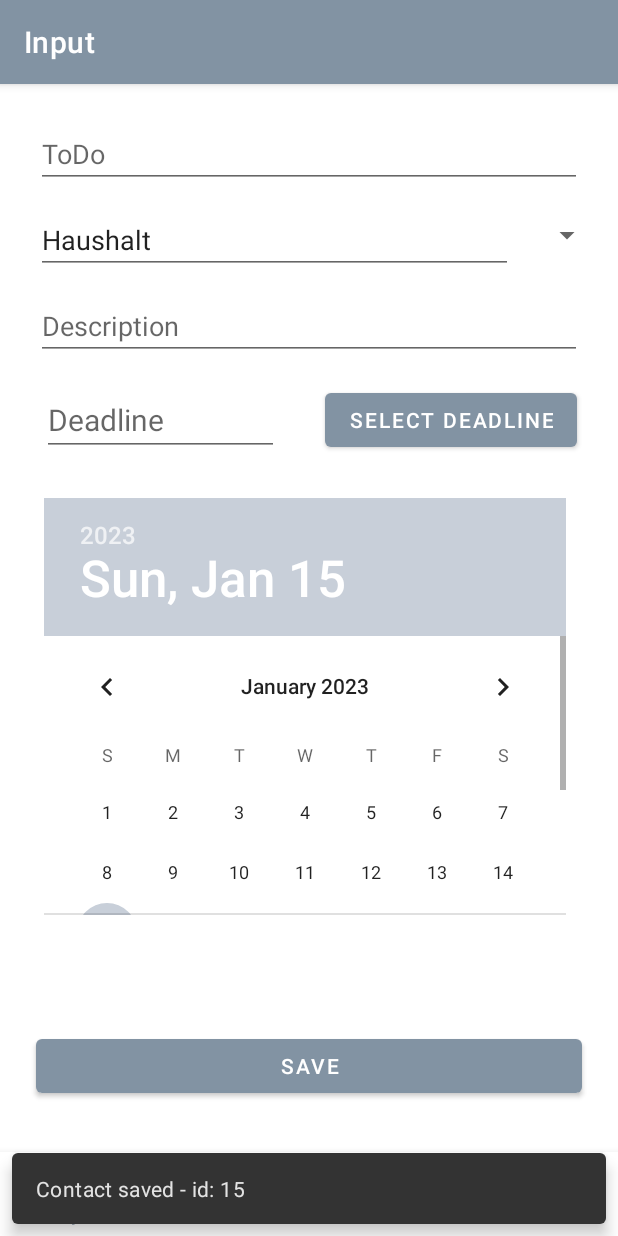
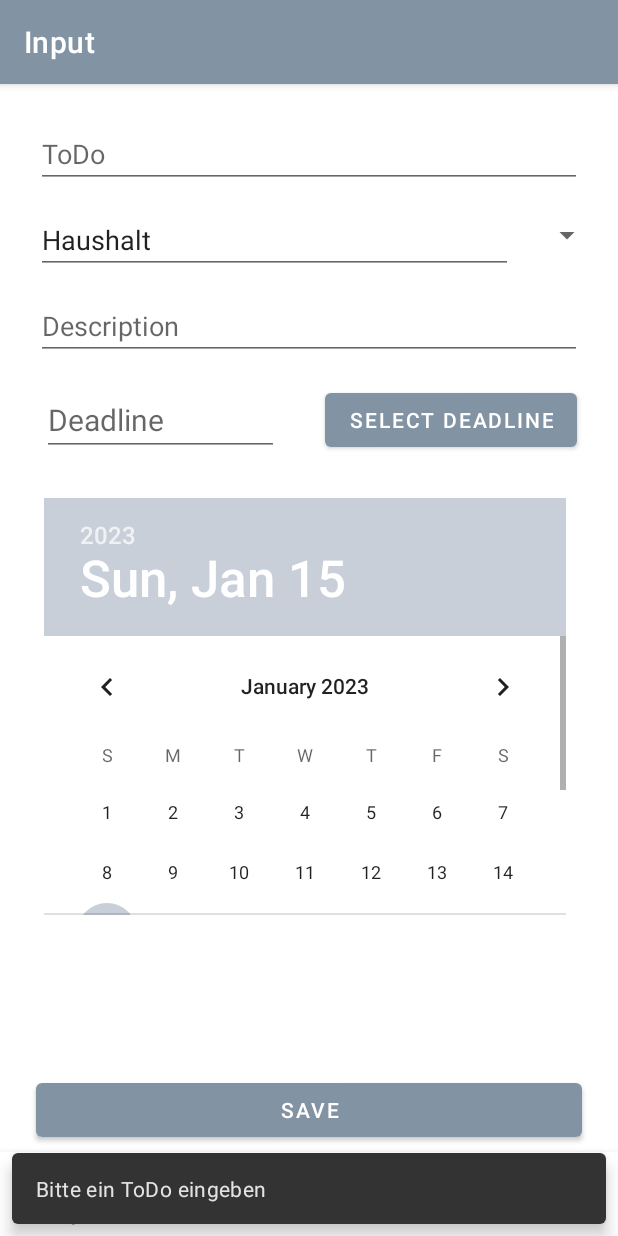
Before and after one commit to Yatamashi/Scribble_Bullet_PME, an Android app: the InputFragment screen opened through its navigation route, after a tap on "SAVE", on a phone screen of 412 x 824 dp. Run offline under Robolectric (Android 15) with nearby library versions, the phone set to English and light mode, and no system bars; our stand-ins replace Room's generated code, navigation-ui; libraries missing offline, so code that uses them is left out: com.github.javafaker; 1 other tap on this screen came first.

Commit message:
keyboard hides when button is clicked. no datasets can be created with no text -> throws warning as should

```diff
--- a/app/src/main/java/de/fhe/pmeplayground/view/settings/detailview/DetailViewFragment.java
+++ b/app/src/main/java/de/fhe/pmeplayground/view/detailview/DetailViewFragment.java
@@ -1,18 +1,15 @@
-package de.fhe.pmeplayground.view.settings.detailview;
+package de.fhe.pmeplayground.view.detailview;
 
 import android.os.Bundle;
 import android.util.Log;
 import android.view.LayoutInflater;
 import android.view.View;
 import android.view.ViewGroup;
-import android.widget.CheckBox;
 import android.widget.TextView;
 
 import androidx.annotation.NonNull;
 import androidx.annotation.Nullable;
-import androidx.fragment.app.Fragment;
 import androidx.lifecycle.LiveData;
-import androidx.lifecycle.ViewModelProvider;
 
 import de.fhe.pmeplayground.R;
 import de.fhe.pmeplayground.model.ToDo;
--- a/app/src/main/java/de/fhe/pmeplayground/view/settings/detailview/DetailViewViewModel.java
+++ b/app/src/main/java/de/fhe/pmeplayground/view/detailview/DetailViewViewModel.java
@@ -1,4 +1,4 @@
-package de.fhe.pmeplayground.view.settings.detailview;
+package de.fhe.pmeplayground.view.detailview;
 
 import android.app.Application;
 
--- a/app/src/main/java/de/fhe/pmeplayground/view/input/InputFragment.java
+++ b/app/src/main/java/de/fhe/pmeplayground/view/input/InputFragment.java
@@ -16,6 +16,9 @@ import android.widget.Spinner;
 
 import java.util.List;
 import androidx.annotation.NonNull;
+import androidx.navigation.NavController;
+import androidx.navigation.fragment.NavHostFragment;
+
 import com.google.android.material.snackbar.Snackbar;
 import de.fhe.pmeplayground.R;
 import de.fhe.pmeplayground.model.ToDo;
@@ -34,7 +37,7 @@ public class InputFragment extends BaseFragment {
 
     private final View.OnClickListener saveButtonClickListener = v -> {
 
-        if( v.getId() == R.id.btn_save_todo)
+        if( v.getId() == R.id.btn_save_todo && !toDoField.getText().toString().equals(""))
         {
             ToDo newToDo = new ToDo(
                     toDoField.getText().toString(),
@@ -47,8 +50,20 @@ public class InputFragment extends BaseFragment {
 
             hideKeyboard( this.requireContext(), v );
             Snackbar.make(v, returnValue, Snackbar.LENGTH_SHORT).show();
+
+            //for navigating to list after new input
+            Bundle args = new Bundle();
+            NavController nc = NavHostFragment.findNavController(this);
+            nc.navigate(R.id.action_navigation_input_to_navigation_todo_list, args);
+
+        }
+        else
+        {
+            Snackbar.make(v, "Bitte ein ToDo eingeben", Snackbar.LENGTH_LONG).show();
         }
     };
+
+
 
 
     public View onCreateView(@NonNull LayoutInflater inflater,
@@ -67,7 +82,7 @@ public class InputFragment extends BaseFragment {
 
 //Alles zum Spinner
         Log.i( "EventCallbacks", "vor dem getList Aufruf.");
-        List<String> listOfCategories = inputViewModel.getListOfCategories();//; //"C", "C++", "Java"TODO: Fehler beim Datendurchschieben finden
+        List<String> listOfCategories = inputViewModel.getListOfCategories();
         Log.i( "EventCallbacks", "nach dem getList Aufruf.");
         Spinner categorySpinner = root.findViewById(R.id.category_spinner);
 
@@ -97,7 +112,11 @@ public class InputFragment extends BaseFragment {
             @Override
             public void onClick(View v) {
                 Log.i("EventCallbacks", "soll kalender visible machen ");
+
+
                 dpDeadline.setVisibility(View.VISIBLE);
+                hideKeyboard(getView().getContext(), v );
+
                 dpDeadline.init(dpDeadline.getYear(), dpDeadline.getMonth(), dpDeadline.getDayOfMonth(), new DatePicker.OnDateChangedListener() {
                     @Override
                     public void onDateChanged(DatePicker view, int year, int monthOfYear, int dayOfMonth) {
@@ -117,6 +136,7 @@ public class InputFragment extends BaseFragment {
         Button saveBtn = root.findViewById(R.id.btn_save_todo);
         saveBtn.setOnClickListener(this.saveButtonClickListener);
 
+
         return root;
     }
 }
--- a/app/src/main/java/de/fhe/pmeplayground/view/toDolist/ToDoListAdapter.java
+++ b/app/src/main/java/de/fhe/pmeplayground/view/toDolist/ToDoListAdapter.java
@@ -86,7 +86,6 @@ public class ToDoListAdapter extends RecyclerView.Adapter<ToDoListAdapter.ToDoVi
 
         if( this.toDoList != null && !this.toDoList.isEmpty())
         {
-
         ToDo current = this.toDoList.get(position);
         holder.currentToDoId = current.getToDoId();
         holder.toDoTitle.setText(String.format("%s", current.getToDoTitle()));
--- a/app/src/main/java/de/fhe/pmeplayground/view/toDolist/ToDoListFragment.java
+++ b/app/src/main/java/de/fhe/pmeplayground/view/toDolist/ToDoListFragment.java
@@ -1,6 +1,9 @@
 package de.fhe.pmeplayground.view.toDolist;
 
+import android.content.pm.ActivityInfo;
+import android.content.res.Configuration;
 import android.os.Bundle;
+import android.util.Log;
 import android.view.LayoutInflater;
 import android.view.View;
 import android.view.ViewGroup;
--- a/app/src/main/res/layout/fragment_detail_view.xml
+++ b/app/src/main/res/layout/fragment_detail_view.xml
@@ -5,7 +5,7 @@
     android:layout_width="match_parent"
     android:layout_height="match_parent"
     android:visibility="visible"
-    tools:context=".view.settings.detailview.DetailViewFragment"
+    tools:context=".view.detailview.DetailViewFragment"
     tools:visibility="visible">
 
     <TextView
--- a/app/src/main/res/layout/fragment_input.xml
+++ b/app/src/main/res/layout/fragment_input.xml
@@ -116,13 +116,12 @@
         android:layout_height="wrap_content"
         android:layout_marginStart="24dp"
         android:layout_marginEnd="24dp"
+        android:layout_marginBottom="60dp"
         android:text="@string/text_btn_save"
         app:layout_constraintBottom_toBottomOf="parent"
         app:layout_constraintEnd_toEndOf="parent"
-        app:layout_constraintHorizontal_bias="0.0"
-        app:layout_constraintStart_toStartOf="parent"
-        app:layout_constraintTop_toBottomOf="@+id/dp_deadline"
-        app:layout_constraintVertical_bias="0.461" />
+        app:layout_constraintHorizontal_bias="1.0"
+        app:layout_constraintStart_toStartOf="parent" />
 
 
 </androidx.constraintlayout.widget.ConstraintLayout>
--- a/app/src/main/res/navigation/navigation_graph.xml
+++ b/app/src/main/res/navigation/navigation_graph.xml
@@ -13,13 +13,20 @@
         <action
             android:id="@+id/action_navigation_todo_list_to_navigation_detail_view"
             app:destination="@id/navigation_detail_view" />
+        <action
+            android:id="@+id/action_navigation_todo_list_to_navigation_input"
+            app:destination="@id/navigation_input" />
     </fragment>
 
     <fragment
         android:id="@+id/navigation_input"
         android:name="de.fhe.pmeplayground.view.input.InputFragment"
         android:label="@string/title_todo_form"
-        tools:layout="@layout/fragment_input" />
+        tools:layout="@layout/fragment_input" >
+        <action
+            android:id="@+id/action_navigation_input_to_navigation_todo_list"
+            app:destination="@id/navigation_todo_list" />
+    </fragment>
 
     <fragment
         android:id="@+id/navigation_settings"
@@ -28,7 +35,7 @@
         tools:layout="@layout/fragment_settings" />
     <fragment
         android:id="@+id/navigation_detail_view"
-        android:name="de.fhe.pmeplayground.view.settings.detailview.DetailViewFragment"
+        android:name="de.fhe.pmeplayground.view.detailview.DetailViewFragment"
         android:label="@string/title_detail_view"
         tools:layout="@layout/fragment_detail_view" />
 
```
